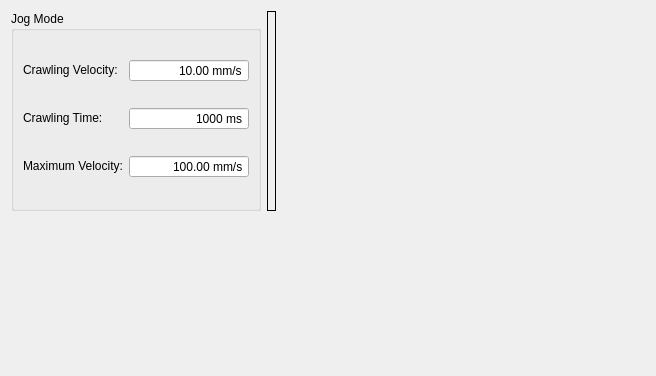
Before: the Qt Designer form source/wnd/h2jogmode.ui in ww4u/mct-t4, drawn with Qt 5.
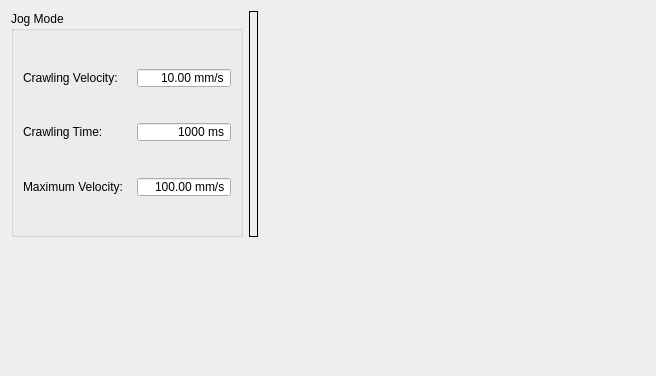
After: the same form once the commit is applied. Icons and pictures are not drawn.

Patch:
```diff
--- a/source/wnd/h2jogmode.ui
+++ b/source/wnd/h2jogmode.ui
@@ -38,18 +38,18 @@
       <string>Jog Mode</string>
      </property>
      <layout class="QGridLayout" name="gridLayout_3">
-      <item row="0" column="1">
+      <item row="1" column="1">
        <widget class="QDoubleSpinBox" name="doubleSpinBox_CrawlingVelocity">
         <property name="sizePolicy">
-         <sizepolicy hsizetype="Fixed" vsizetype="Fixed">
+         <sizepolicy hsizetype="Preferred" vsizetype="Preferred">
           <horstretch>0</horstretch>
           <verstretch>0</verstretch>
          </sizepolicy>
         </property>
         <property name="minimumSize">
          <size>
-          <width>120</width>
-          <height>0</height>
+          <width>80</width>
+          <height>20</height>
          </size>
         </property>
         <property name="maximumSize">
@@ -84,44 +84,56 @@
         </property>
        </widget>
       </item>
-      <item row="0" column="0">
+      <item row="1" column="0">
        <widget class="QLabel" name="label_111">
         <property name="sizePolicy">
-         <sizepolicy hsizetype="Preferred" vsizetype="Fixed">
+         <sizepolicy hsizetype="Preferred" vsizetype="Minimum">
           <horstretch>0</horstretch>
           <verstretch>0</verstretch>
          </sizepolicy>
         </property>
+        <property name="minimumSize">
+         <size>
+          <width>108</width>
+          <height>20</height>
+         </size>
+        </property>
         <property name="text">
          <string>Crawling Velocity:</string>
         </property>
        </widget>
       </item>
-      <item row="1" column="0">
+      <item row="3" column="0">
        <widget class="QLabel" name="label_2">
         <property name="sizePolicy">
-         <sizepolicy hsizetype="Preferred" vsizetype="Fixed">
+         <sizepolicy hsizetype="Preferred" vsizetype="Minimum">
           <horstretch>0</horstretch>
           <verstretch>0</verstretch>
          </sizepolicy>
         </property>
+        <property name="minimumSize">
+         <size>
+          <width>108</width>
+          <height>20</height>
+         </size>
+        </property>
         <property name="text">
          <string>Crawling Time:</string>
         </property>
        </widget>
       </item>
-      <item row="1" column="1">
+      <item row="3" column="1">
        <widget class="QDoubleSpinBox" name="doubleSpinBox_CrawlingTime">
         <property name="sizePolicy">
-         <sizepolicy hsizetype="Fixed" vsizetype="Fixed">
+         <sizepolicy hsizetype="Preferred" vsizetype="Preferred">
           <horstretch>0</horstretch>
           <verstretch>0</verstretch>
          </sizepolicy>
         </property>
         <property name="minimumSize">
          <size>
-          <width>120</width>
-          <height>0</height>
+          <width>80</width>
+          <height>20</height>
          </size>
         </property>
         <property name="maximumSize">
@@ -159,18 +171,18 @@
         </property>
        </widget>
       </item>
-      <item row="2" column="1">
+      <item row="5" column="1">
        <widget class="QDoubleSpinBox" name="doubleSpinBox_MaximumVelocity">
         <property name="sizePolicy">
-         <sizepolicy hsizetype="Fixed" vsizetype="Fixed">
+         <sizepolicy hsizetype="Preferred" vsizetype="Preferred">
           <horstretch>0</horstretch>
           <verstretch>0</verstretch>
          </sizepolicy>
         </property>
         <property name="minimumSize">
          <size>
-          <width>120</width>
-          <height>0</height>
+          <width>80</width>
+          <height>20</height>
          </size>
         </property>
         <property name="maximumSize">
@@ -205,19 +217,77 @@
         </property>
        </widget>
       </item>
-      <item row="2" column="0">
+      <item row="5" column="0">
        <widget class="QLabel" name="label_3">
         <property name="sizePolicy">
-         <sizepolicy hsizetype="Preferred" vsizetype="Fixed">
+         <sizepolicy hsizetype="Preferred" vsizetype="Minimum">
           <horstretch>0</horstretch>
           <verstretch>0</verstretch>
          </sizepolicy>
         </property>
+        <property name="minimumSize">
+         <size>
+          <width>108</width>
+          <height>20</height>
+         </size>
+        </property>
         <property name="text">
          <string>Maximum Velocity:</string>
         </property>
        </widget>
       </item>
+      <item row="6" column="0" colspan="2">
+       <spacer name="verticalSpacer_5">
+        <property name="orientation">
+         <enum>Qt::Vertical</enum>
+        </property>
+        <property name="sizeHint" stdset="0">
+         <size>
+          <width>20</width>
+          <height>40</height>
+         </size>
+        </property>
+       </spacer>
+      </item>
+      <item row="4" column="0" colspan="2">
+       <spacer name="verticalSpacer_4">
+        <property name="orientation">
+         <enum>Qt::Vertical</enum>
+        </property>
+        <property name="sizeHint" stdset="0">
+         <size>
+          <width>20</width>
+          <height>40</height>
+         </size>
+        </property>
+       </spacer>
+      </item>
+      <item row="2" column="0" colspan="2">
+       <spacer name="verticalSpacer_3">
+        <property name="orientation">
+         <enum>Qt::Vertical</enum>
+        </property>
+        <property name="sizeHint" stdset="0">
+         <size>
+          <width>20</width>
+          <height>40</height>
+         </size>
+        </property>
+       </spacer>
+      </item>
+      <item row="0" column="0" colspan="2">
+       <spacer name="verticalSpacer_2">
+        <property name="orientation">
+         <enum>Qt::Vertical</enum>
+        </property>
+        <property name="sizeHint" stdset="0">
+         <size>
+          <width>20</width>
+          <height>40</height>
+         </size>
+        </property>
+       </spacer>
+      </item>
      </layout>
     </widget>
    </item>
```
